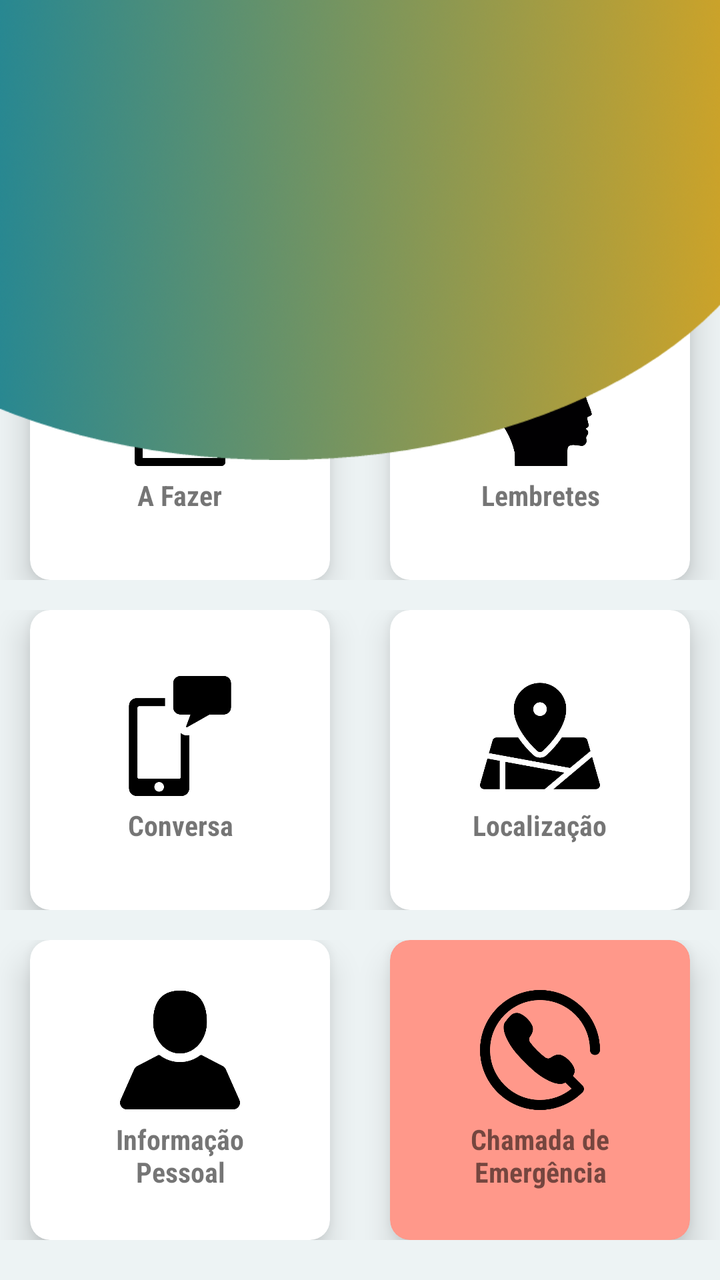
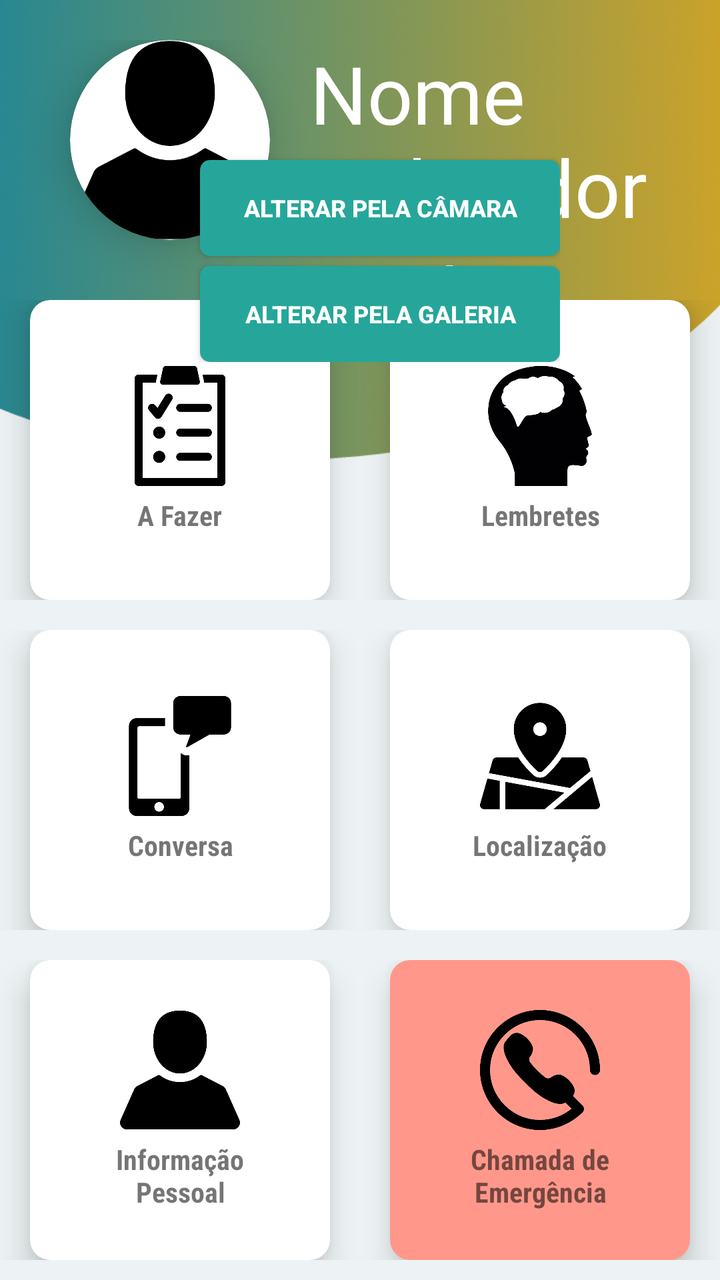

Compare the two renders of this Android layout. The source of the first and the diff that turns it into the second are given below.
<!-- AndroidManifest.xml: application theme AppTheme.NoActionBar -->
<!-- res/layout/fragment_main_menu.xml -->
<?xml version="1.0" encoding="utf-8"?>
<FrameLayout xmlns:android="http://schemas.android.com/apk/res/android"
    xmlns:app="http://schemas.android.com/apk/res-auto"
    xmlns:tools="http://schemas.android.com/tools"
    android:id="@+id/container"
    android:layout_width="match_parent"
    android:layout_height="match_parent"
    android:background="#0F258793"
    tools:context=".paciente.fragment_MainMenu">


    <LinearLayout
        android:layout_width="match_parent"
        android:layout_height="match_parent"
        android:layout_marginTop="20dp"
        android:orientation="horizontal">

        <LinearLayout
            android:layout_width="match_parent"
            android:layout_height="match_parent"
            android:orientation="vertical">

            <TextView
                android:id="@+id/txtUserName"
                android:layout_width="match_parent"
                android:layout_height="wrap_content"
                android:layout_marginStart="20dp"
                android:layout_marginEnd="25dp"
                android:layout_marginBottom="5dp"
                android:fontFamily="@font/indigo_daisy"
                android:text="Nome Utilizador"
                android:textAppearance="@style/TextAppearance.AppCompat.Body1"
                android:textColor="#FFFFFF"
                android:textSize="45sp" />

            <TextView
                android:id="@+id/txtUserType"
                android:layout_width="match_parent"
                android:layout_height="wrap_content"
                android:layout_marginStart="25dp"
                android:layout_marginEnd="25dp"
                android:layout_marginBottom="5dp"
                android:text="Tipo de Utilizador"
                android:textColor="#FFFFFF"
                android:textSize="24sp"
                android:textStyle="bold|italic" />

        </LinearLayout>

        <androidx.cardview.widget.CardView
            android:layout_width="100dp"
            android:layout_height="100dp"
            android:layout_marginStart="35dp"
            app:cardBackgroundColor="#FFFFFF"
            app:cardCornerRadius="50dp"
            app:cardElevation="12dp">

            <ImageView
                android:id="@+id/user_photo"
                android:layout_width="100dp"
                android:layout_height="100dp"
                android:adjustViewBounds="false"
                android:clickable="true"
                android:cropToPadding="false"
                android:scaleType="centerCrop"
                android:src="@drawable/person"
                app:layout_constraintStart_toStartOf="parent"
                app:layout_constraintTop_toTopOf="parent" />

        </androidx.cardview.widget.CardView>
    </LinearLayout>

    <LinearLayout
        android:layout_width="match_parent"
        android:layout_height="match_parent"
        android:layout_marginTop="140dp"
        android:layout_marginBottom="5dp"
        android:orientation="vertical">

        <LinearLayout
            android:layout_width="match_parent"
            android:layout_height="wrap_content"
            android:gravity="center_horizontal"
            android:orientation="horizontal">

            <androidx.cardview.widget.CardView
                android:id="@+id/cvToDo"
                android:layout_width="150sp"
                android:layout_height="150sp"
                android:layout_gravity="center"
                android:layout_marginLeft="30dp"
                android:layout_marginRight="15dp"
                android:clickable="true"
                android:contextClickable="false"
                android:focusableInTouchMode="false"
                android:foregroundGravity="center"
                app:cardCornerRadius="10dp"
                app:cardElevation="10dp"
                app:cardMaxElevation="10dp">

                <LinearLayout
                    android:layout_width="match_parent"
                    android:layout_height="match_parent"
                    android:layout_gravity="center"
                    android:layout_margin="25dp"
                    android:gravity="center"
                    android:orientation="vertical">

                    <ImageView
                        android:layout_width="60dp"
                        android:layout_height="60dp"
                        android:layout_marginBottom="5dp"
                        android:src="@drawable/todo" />

                    <TextView
                        android:layout_width="wrap_content"
                        android:layout_height="wrap_content"
                        android:fontFamily="sans-serif-condensed"
                        android:text="@string/ToDo"
                        android:textAlignment="center"
                        android:textSize="14sp"
                        android:textStyle="bold" />
                </LinearLayout>

            </androidx.cardview.widget.CardView>

            <androidx.cardview.widget.CardView
                android:id="@+id/cvLembretes"
                android:layout_width="150dp"
                android:layout_height="150dp"
                android:layout_gravity="center"
                android:layout_marginLeft="15dp"
                android:layout_marginRight="30dp"
                android:clickable="true"
                android:foregroundGravity="center"
                app:cardCornerRadius="10dp"
                app:cardElevation="10dp"
                app:cardMaxElevation="10dp">

                <LinearLayout
                    android:layout_width="match_parent"
                    android:layout_height="match_parent"
                    android:layout_gravity="center"
                    android:layout_margin="25dp"
                    android:gravity="center"
                    android:orientation="vertical">

                    <ImageView
                        android:layout_width="60dp"
                        android:layout_height="60dp"
                        android:layout_marginBottom="5dp"
                        android:src="@drawable/mind" />

                    <TextView
                        android:layout_width="wrap_content"
                        android:layout_height="wrap_content"
                        android:fontFamily="sans-serif-condensed"
                        android:text="@string/Memos"
                        android:textAlignment="center"
                        android:textSize="14sp"
                        android:textStyle="bold" />
                </LinearLayout>

            </androidx.cardview.widget.CardView>

        </LinearLayout>

        <LinearLayout
            android:layout_width="match_parent"
            android:layout_height="wrap_content"
            android:layout_marginTop="15dp"
            android:gravity="center"
            android:orientation="horizontal">

            <androidx.cardview.widget.CardView
                android:id="@+id/cvMensagem"
                android:layout_width="150dp"
                android:layout_height="150dp"
                android:layout_gravity="center"
                android:layout_marginLeft="30dp"
                android:layout_marginRight="15dp"
                android:clickable="true"
                android:foregroundGravity="center"
                app:cardCornerRadius="10dp"
                app:cardElevation="10dp"
                app:cardMaxElevation="10dp">

                <LinearLayout
                    android:layout_width="match_parent"
                    android:layout_height="match_parent"
                    android:layout_gravity="center"
                    android:layout_margin="25dp"
                    android:gravity="center"
                    android:orientation="vertical">

                    <ImageView
                        android:layout_width="60dp"
                        android:layout_height="60dp"
                        android:layout_marginBottom="5dp"
                        android:src="@drawable/mensagens" />

                    <TextView
                        android:layout_width="wrap_content"
                        android:layout_height="wrap_content"
                        android:fontFamily="sans-serif-condensed"
                        android:text="@string/Mensagens"
                        android:textAlignment="center"
                        android:textSize="14sp"
                        android:textStyle="bold" />
                </LinearLayout>

            </androidx.cardview.widget.CardView>

            <androidx.cardview.widget.CardView
                android:id="@+id/cvLocal"
                android:layout_width="150dp"
                android:layout_height="150dp"
                android:layout_gravity="center"
                android:layout_marginLeft="15dp"
                android:layout_marginRight="30dp"
                android:clickable="true"
                android:foregroundGravity="center"
                app:cardCornerRadius="10dp"
                app:cardElevation="10dp"
                app:cardMaxElevation="10dp">

                <LinearLayout
                    android:layout_width="match_parent"
                    android:layout_height="match_parent"
                    android:layout_gravity="center"
                    android:layout_margin="25dp"
                    android:gravity="center"
                    android:orientation="vertical">

                    <ImageView
                        android:layout_width="60dp"
                        android:layout_height="60dp"
                        android:layout_marginBottom="5dp"
                        android:src="@drawable/local" />

                    <TextView
                        android:layout_width="wrap_content"
                        android:layout_height="wrap_content"
                        android:fontFamily="sans-serif-condensed"
                        android:text="@string/Local"
                        android:textAlignment="center"
                        android:textSize="14sp"
                        android:textStyle="bold" />
                </LinearLayout>

            </androidx.cardview.widget.CardView>

        </LinearLayout>

        <LinearLayout
            android:layout_width="match_parent"
            android:layout_height="wrap_content"
            android:layout_marginTop="15dp"
            android:gravity="center"
            android:orientation="horizontal">

            <androidx.cardview.widget.CardView
                android:id="@+id/cvInfo"
                android:layout_width="150dp"
                android:layout_height="150dp"
                android:layout_gravity="center"
                android:layout_marginLeft="30dp"
                android:layout_marginRight="15dp"
                android:clickable="true"
                android:foregroundGravity="center"
                app:cardCornerRadius="10dp"
                app:cardElevation="10dp"
                app:cardMaxElevation="10dp">

                <LinearLayout
                    android:layout_width="match_parent"
                    android:layout_height="match_parent"
                    android:layout_gravity="center"
                    android:layout_margin="25dp"
                    android:gravity="center"
                    android:orientation="vertical">

                    <ImageView
                        android:layout_width="60dp"
                        android:layout_height="60dp"
                        android:layout_marginBottom="5dp"
                        android:src="@drawable/person" />

                    <TextView
                        android:layout_width="wrap_content"
                        android:layout_height="wrap_content"
                        android:fontFamily="sans-serif-condensed"
                        android:text="@string/InfoPessoal"
                        android:textAlignment="center"
                        android:textSize="14sp"
                        android:textStyle="bold" />
                </LinearLayout>

            </androidx.cardview.widget.CardView>

            <androidx.cardview.widget.CardView
                android:id="@+id/cvChamada"
                android:layout_width="150dp"
                android:layout_height="150dp"
                android:layout_gravity="center"
                android:layout_marginLeft="15dp"
                android:layout_marginRight="30dp"
                android:clickable="true"
                android:foregroundGravity="center"
                app:cardBackgroundColor="#FF988A"
                app:cardCornerRadius="10dp"
                app:cardElevation="10dp"
                app:cardMaxElevation="10dp">

                <LinearLayout
                    android:layout_width="match_parent"
                    android:layout_height="match_parent"
                    android:layout_gravity="center"
                    android:layout_margin="25dp"
                    android:gravity="center"
                    android:orientation="vertical">

                    <ImageView
                        android:layout_width="60dp"
                        android:layout_height="60dp"
                        android:layout_marginBottom="5dp"
                        android:src="@drawable/call" />

                    <TextView
                        android:layout_width="wrap_content"
                        android:layout_height="wrap_content"
                        android:fontFamily="sans-serif-condensed"
                        android:text="@string/ChamadaEmergencia"
                        android:textAlignment="center"
                        android:textSize="14sp"
                        android:textStyle="bold" />
                </LinearLayout>

            </androidx.cardview.widget.CardView>

        </LinearLayout>


    </LinearLayout>

    <LinearLayout
        android:id="@+id/changePhoto"
        android:layout_width="wrap_content"
        android:layout_height="wrap_content"
        android:orientation="vertical">

        <Button
            android:id="@+id/bt_photoCamera"
            android:layout_width="180dp"
            android:layout_height="wrap_content"
            android:layout_marginStart="100dp"
            android:layout_marginTop="80dp"
            android:layout_weight="1"
            android:background="@drawable/btn_custom"
            android:text="@string/changecamera"
            android:textColor="#FFFFFF"
            android:textSize="12sp"
            android:textStyle="bold" />

        <Button
            android:id="@+id/bt_photoGallery"
            android:layout_width="180dp"
            android:layout_height="wrap_content"
            android:layout_marginStart="100dp"
            android:layout_marginTop="5dp"
            android:layout_weight="1"
            android:background="@drawable/btn_custom"
            android:text="@string/changeGallery"
            android:textColor="#FFFFFF"
            android:textSize="12sp"
            android:textStyle="bold" />

    </LinearLayout>

    <View
        android:id="@+id/bg_top_header"
        android:layout_width="match_parent"
        android:layout_height="230dp"
        android:background="@drawable/top_header"
        app:layout_constraintHorizontal_bias="0.0"
        app:layout_constraintStart_toStartOf="parent"
        app:layout_constraintTop_toTopOf="parent" />


</FrameLayout>
<!-- resources referenced by this layout -->
<resources>
  <!-- drawable btn_custom (drawable) -->
  <?xml version="1.0" encoding="utf-8"?>
  <shape xmlns:android="http://schemas.android.com/apk/res/android"
      android:padding="10dp"
      android:shape="rectangle">
  
      <corners
          android:bottomLeftRadius="5dp"
          android:bottomRightRadius="5dp"
          android:topLeftRadius="5dp"
          android:topRightRadius="5dp" />
  
      <solid android:color="#26a69a" />
  
  </shape>
  <!-- drawable call: png bitmap (drawable, 10039 bytes) -->
  <!-- drawable local: png bitmap (drawable, 8617 bytes) -->
  <!-- drawable mensagens: png bitmap (drawable, 4448 bytes) -->
  <!-- drawable mind: png bitmap (drawable, 6985 bytes) -->
  <!-- drawable person: png bitmap (drawable, 5549 bytes) -->
  <!-- drawable todo: png bitmap (drawable, 6408 bytes) -->
  <!-- drawable top_header: png bitmap (drawable, 448532 bytes) -->
  <string name="ChamadaEmergencia">Chamada de\nEmergência</string>
  <string name="InfoPessoal">Informação\nPessoal</string>
  <string name="Local">Localização</string>
  <string name="Memos">Lembretes</string>
  <string name="Mensagens">Conversa</string>
  <string name="ToDo">A Fazer</string>
  <string name="changeGallery">Alterar pela Galeria</string>
  <string name="changecamera">Alterar pela Câmara</string>
  <style name="AppTheme.NoActionBar">
          <item name="windowActionBar">false</item>
          <item name="windowNoTitle">true</item>
      </style>
</resources>

<!-- the commit's change to res/layout/fragment_main_menu.xml (unified diff, before → after) -->
@@ -9,11 +9,42 @@
     tools:context=".paciente.fragment_MainMenu">
 
 
+    <View
+        android:id="@+id/bg_top_header"
+        android:layout_width="match_parent"
+        android:layout_height="230dp"
+        android:background="@drawable/top_header"
+        app:layout_constraintHorizontal_bias="0.0"
+        app:layout_constraintStart_toStartOf="parent"
+        app:layout_constraintTop_toTopOf="parent" />
+
     <LinearLayout
         android:layout_width="match_parent"
         android:layout_height="match_parent"
         android:layout_marginTop="20dp"
         android:orientation="horizontal">
+
+        <androidx.cardview.widget.CardView
+            android:layout_width="100dp"
+            android:layout_height="100dp"
+            android:layout_marginStart="35dp"
+            app:cardBackgroundColor="#FFFFFF"
+            app:cardCornerRadius="50dp"
+            app:cardElevation="12dp">
+
+            <ImageView
+                android:id="@+id/user_photo"
+                android:layout_width="100dp"
+                android:layout_height="100dp"
+                android:adjustViewBounds="false"
+                android:clickable="true"
+                android:cropToPadding="false"
+                android:scaleType="centerCrop"
+                android:src="@drawable/person"
+                app:layout_constraintStart_toStartOf="parent"
+                app:layout_constraintTop_toTopOf="parent" />
+
+        </androidx.cardview.widget.CardView>
 
         <LinearLayout
             android:layout_width="match_parent"
@@ -31,7 +62,7 @@
                 android:text="Nome Utilizador"
                 android:textAppearance="@style/TextAppearance.AppCompat.Body1"
                 android:textColor="#FFFFFF"
-                android:textSize="45sp" />
+                android:textSize="40sp" />
 
             <TextView
                 android:id="@+id/txtUserType"
@@ -47,33 +78,12 @@
 
         </LinearLayout>
 
-        <androidx.cardview.widget.CardView
-            android:layout_width="100dp"
-            android:layout_height="100dp"
-            android:layout_marginStart="35dp"
-            app:cardBackgroundColor="#FFFFFF"
-            app:cardCornerRadius="50dp"
-            app:cardElevation="12dp">
-
-            <ImageView
-                android:id="@+id/user_photo"
-                android:layout_width="100dp"
-                android:layout_height="100dp"
-                android:adjustViewBounds="false"
-                android:clickable="true"
-                android:cropToPadding="false"
-                android:scaleType="centerCrop"
-                android:src="@drawable/person"
-                app:layout_constraintStart_toStartOf="parent"
-                app:layout_constraintTop_toTopOf="parent" />
-
-        </androidx.cardview.widget.CardView>
     </LinearLayout>
 
     <LinearLayout
         android:layout_width="match_parent"
         android:layout_height="match_parent"
-        android:layout_marginTop="140dp"
+        android:layout_marginTop="150dp"
         android:layout_marginBottom="5dp"
         android:orientation="vertical">
 
@@ -377,14 +387,5 @@
 
     </LinearLayout>
 
-    <View
-        android:id="@+id/bg_top_header"
-        android:layout_width="match_parent"
-        android:layout_height="230dp"
-        android:background="@drawable/top_header"
-        app:layout_constraintHorizontal_bias="0.0"
-        app:layout_constraintStart_toStartOf="parent"
-        app:layout_constraintTop_toTopOf="parent" />
-
 
 </FrameLayout>
